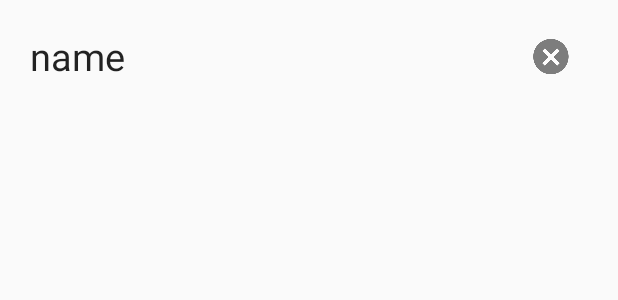
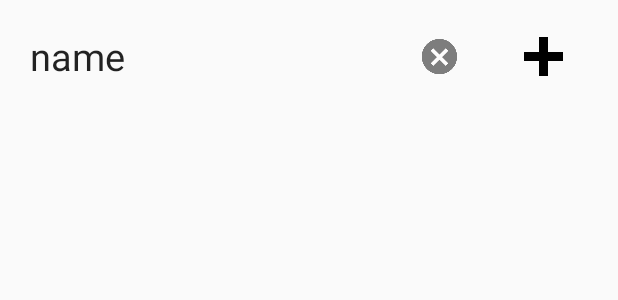
Before and after one commit to jdleite/HorasEstudos_2.0, an Android app: the layout row_discipline.xml on its own in the app's theme, with its tools: preview values and no code run, on a phone screen of 412 x 824 dp. Shown: the top 300 px of the screen. Run offline under Robolectric (Android 15) with nearby library versions, the phone set to English and light mode, and no system bars.

Commit message:
Desenvolvido uma parte do layout da activity que ficará responsável pela a adição das horas estudadas da matéria selecionada, e foi adicionado o desenho de + na viewHolder e feito a implementação da ligação do click no desenho para a activity

```diff
--- a/app/src/main/AndroidManifest.xml
+++ b/app/src/main/AndroidManifest.xml
@@ -10,7 +10,8 @@
         android:roundIcon="@mipmap/ic_launcher_round"
         android:supportsRtl="true"
         android:theme="@style/AppTheme">
-        <activity android:name=".views.views.FormDisciplineActivity"></activity>
+        <activity android:name=".views.views.AddHoursActivity"></activity>
+        <activity android:name=".views.views.FormDisciplineActivity" />
         <activity
             android:name=".views.views.MainActivity"
             android:label="@string/app_name"
--- a/app/src/main/java/com/br/horasestudos/views/listener/DisciplineListener.java
+++ b/app/src/main/java/com/br/horasestudos/views/listener/DisciplineListener.java
@@ -7,4 +7,5 @@ public interface DisciplineListener {
     void onDeleteClick(int id);
 
 
+
 }
--- a/app/src/main/java/com/br/horasestudos/views/views/FormDisciplineActivity.java
+++ b/app/src/main/java/com/br/horasestudos/views/views/FormDisciplineActivity.java
@@ -88,7 +88,9 @@ public class FormDisciplineActivity extends AppCompatActivity implements View.On
                     Toast.makeText(getApplicationContext(),getString(R.string.erro_alterar), Toast.LENGTH_LONG).show();
                 }
             }
+
             finish();
+            disciplineId = 0;
 
 
 
--- a/app/src/main/res/layout/row_discipline.xml
+++ b/app/src/main/res/layout/row_discipline.xml
@@ -23,5 +23,15 @@
         android:paddingBottom="15dp"
         android:src="@drawable/close"
         android:layout_weight="1"/>
+    <ImageView
+        android:id="@+id/img_plus"
+        android:layout_width="20dp"
+        android:layout_height="75dp"
+        android:layout_marginRight="20dp"
+        android:layout_gravity="right"
+        android:paddingTop="15dp"
+        android:paddingBottom="15dp"
+        android:src="@drawable/plus"
+        android:layout_weight="1"/>
 
 </LinearLayout>
```
Also changed, not shown: app/src/main/java/com/br/horasestudos/views/viewHolder/DisciplineViewHolder.java (+19 -1 lines), app/src/main/java/com/br/horasestudos/views/views/AddHoursActivity.java (added, +15 -0 lines), app/src/main/java/com/br/horasestudos/views/views/AllDisciplineFragment.java (+26 -18 lines), app/src/main/res/layout/activity_add_hours.xml (added, +17 -0 lines), app/src/main/res/layout/activity_form_discipline.xml (+5 -5 lines), app/src/main/res/drawable/plus.png (added).
